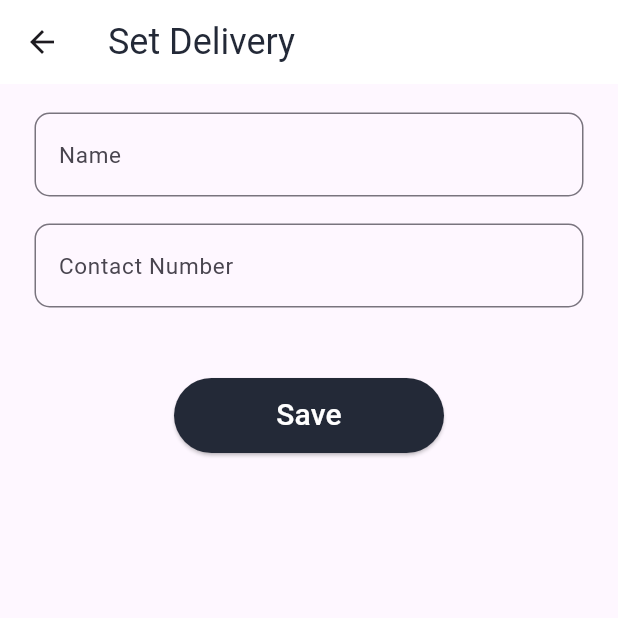
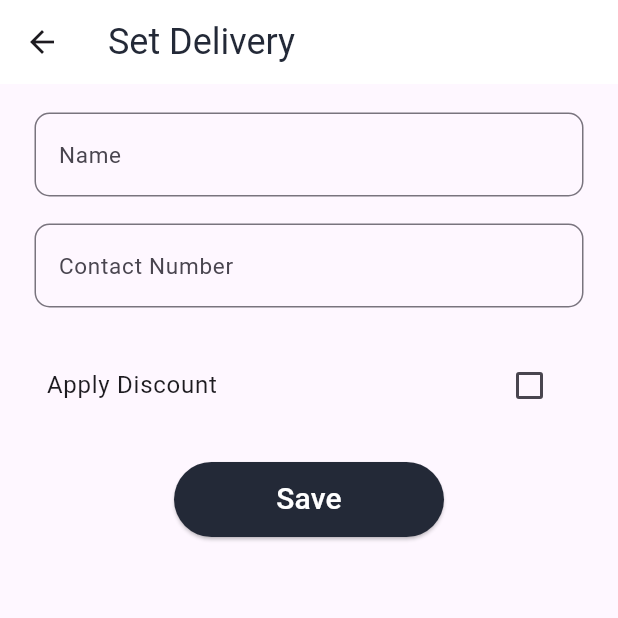
Before and after one commit to mrHeinrichh/J.E-Moral-Admin-Mobile-App, a Flutter app: the SetDeliveryPage screen opened by its route, on a phone screen of 412 x 824 dp, the top half of it. Run offline on Flutter 3.47's test engine with Material 3 defaults, Android fonts, the phone set to English and light mode, and no system bars; our stand-ins replace fl_chart, flutter_map, image_picker, latlong2, socket_io_client; network calls fail.

Commit message:
Add discounted widget in walkin

```diff
--- a/lib/views/set_delivery.page.dart
+++ b/lib/views/set_delivery.page.dart
@@ -16,6 +16,7 @@ class SetDeliveryPage extends StatefulWidget {
 
 DateTime? selectedDateTime;
 final formKey = GlobalKey<FormState>();
+bool isDiscounted = false;
 
 class _SetDeliveryPageState extends State<SetDeliveryPage> {
   List<String> searchResults = [];
@@ -49,6 +50,7 @@ class _SetDeliveryPageState extends State<SetDeliveryPage> {
       "completed": "false",
       "type": "Transactions",
       "items": itemsList,
+      "discounted": isDiscounted,
     };
 
     try {
@@ -246,6 +248,15 @@ class _SetDeliveryPageState extends State<SetDeliveryPage> {
                     },
                   ),
                   const SizedBox(height: 20),
+                  CheckboxListTile(
+                    title: Text('Apply Discount'),
+                    value: isDiscounted,
+                    onChanged: (value) {
+                      setState(() {
+                        isDiscounted = value!;
+                      });
+                    },
+                  ),
                 ],
               ),
             ),
```
